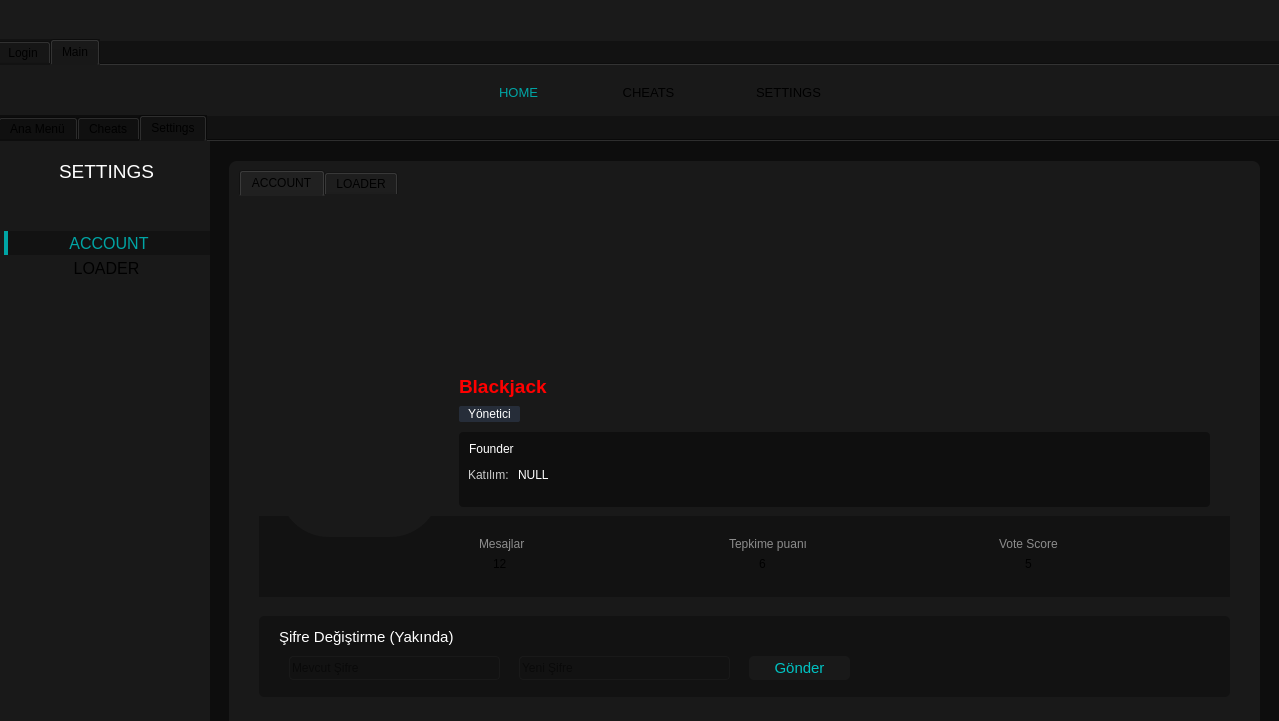
The window that mainwindow.ui (blackjackss/LegendUI-Source-v2) describes before a commit, drawn with Qt 5.
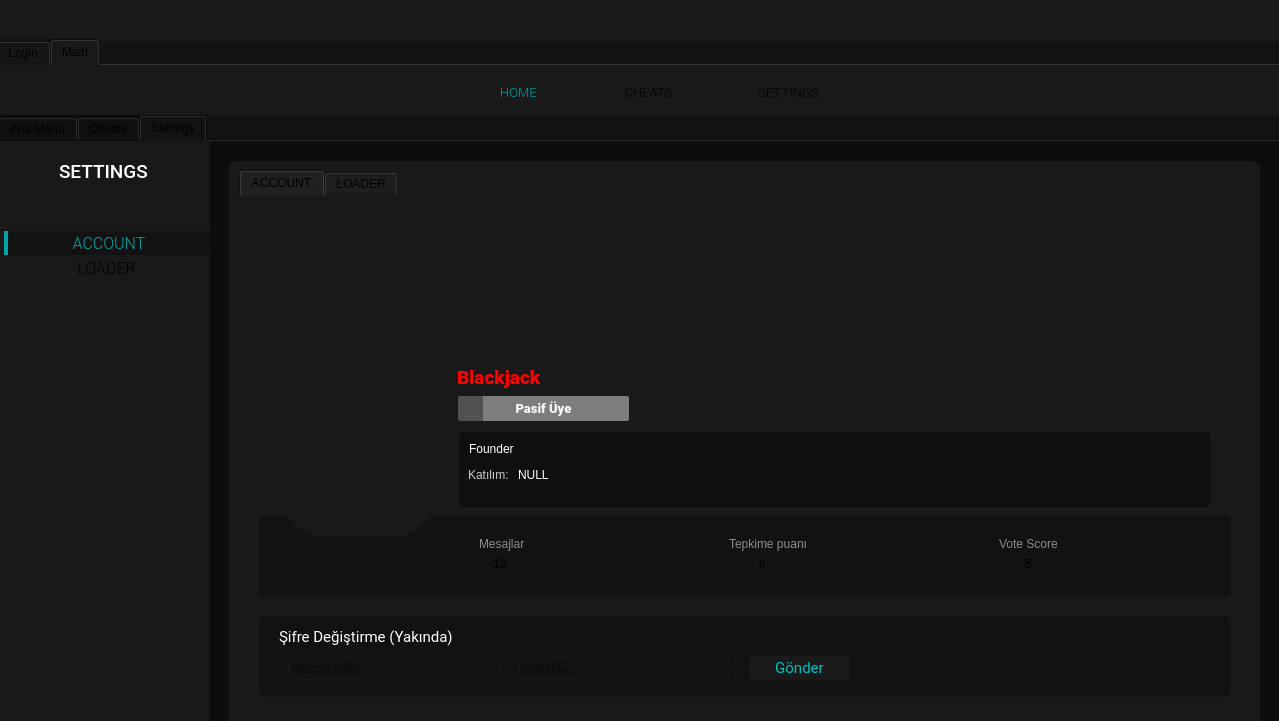
The same window after the commit. The open tabs and pages were chosen to show the change. Icons and pictures are not drawn. Custom widgets are drawn as their Qt base class.

What changed in the file:
```diff
--- a/mainwindow.ui
+++ b/mainwindow.ui
@@ -238,6 +238,7 @@
         </property>
         <property name="font">
          <font>
+          <family>Roboto Medium</family>
           <pointsize>16</pointsize>
           <bold>false</bold>
          </font>
@@ -275,7 +276,7 @@
         </property>
         <property name="font">
          <font>
-          <bold>false</bold>
+          <family>Roboto Light</family>
          </font>
         </property>
         <property name="styleSheet">
@@ -303,6 +304,7 @@
         </property>
         <property name="font">
          <font>
+          <family>Roboto Light</family>
           <bold>false</bold>
          </font>
         </property>
@@ -334,7 +336,7 @@
         </property>
         <property name="font">
          <font>
-          <bold>false</bold>
+          <family>Roboto Medium</family>
          </font>
         </property>
         <property name="styleSheet">
@@ -363,6 +365,7 @@
         </property>
         <property name="font">
          <font>
+          <family>Roboto Medium</family>
           <bold>false</bold>
           <underline>true</underline>
          </font>
@@ -390,6 +393,7 @@
         </property>
         <property name="font">
          <font>
+          <family>Roboto Black</family>
           <pointsize>12</pointsize>
           <bold>true</bold>
          </font>
@@ -432,6 +436,7 @@
         </property>
         <property name="font">
          <font>
+          <family>Roboto Medium</family>
           <pointsize>9</pointsize>
           <bold>false</bold>
           <underline>true</underline>
@@ -477,6 +482,7 @@
        </property>
        <property name="font">
         <font>
+         <family>Roboto Light</family>
          <pointsize>10</pointsize>
          <italic>false</italic>
         </font>
@@ -499,6 +505,7 @@
        </property>
        <property name="font">
         <font>
+         <family>Roboto Light</family>
          <pointsize>10</pointsize>
         </font>
        </property>
@@ -522,6 +529,7 @@
        </property>
        <property name="font">
         <font>
+         <family>Roboto Light</family>
          <pointsize>10</pointsize>
         </font>
        </property>
@@ -554,7 +562,7 @@
        <enum>QTabWidget::Rounded</enum>
       </property>
       <property name="currentIndex">
-       <number>0</number>
+       <number>1</number>
       </property>
       <property name="tabBarAutoHide">
        <bool>true</bool>
@@ -606,8 +614,9 @@
          </property>
          <property name="font">
           <font>
+           <family>Roboto Medium</family>
            <pointsize>14</pointsize>
-           <bold>true</bold>
+           <bold>false</bold>
           </font>
          </property>
          <property name="styleSheet">
@@ -628,6 +637,7 @@
          </property>
          <property name="font">
           <font>
+           <family>Roboto Light</family>
            <pointsize>11</pointsize>
           </font>
          </property>
@@ -652,6 +662,7 @@
          </property>
          <property name="font">
           <font>
+           <family>Roboto Light</family>
            <pointsize>11</pointsize>
           </font>
          </property>
@@ -673,6 +684,7 @@
          </property>
          <property name="font">
           <font>
+           <family>Roboto Light</family>
            <pointsize>11</pointsize>
           </font>
          </property>
@@ -694,6 +706,7 @@
          </property>
          <property name="font">
           <font>
+           <family>Roboto Light</family>
            <pointsize>11</pointsize>
           </font>
          </property>
@@ -716,6 +729,7 @@
         </property>
         <property name="font">
          <font>
+          <family>Roboto Light</family>
           <pointsize>20</pointsize>
           <bold>false</bold>
          </font>
@@ -744,6 +758,7 @@
         </property>
         <property name="font">
          <font>
+          <family>Roboto Light</family>
           <pointsize>20</pointsize>
          </font>
         </property>
@@ -888,6 +903,9 @@
          <property name="alignment">
           <set>Qt::AlignJustify|Qt::AlignTop</set>
          </property>
+         <property name="margin">
+          <number>-355</number>
+         </property>
          <property name="indent">
           <number>-1</number>
          </property>
@@ -918,6 +936,7 @@
           </property>
           <property name="font">
            <font>
+            <family>Roboto Medium</family>
             <pointsize>14</pointsize>
             <bold>false</bold>
            </font>
@@ -1014,6 +1033,7 @@
           </property>
           <property name="font">
            <font>
+            <family>Roboto Light</family>
             <pointsize>10</pointsize>
            </font>
           </property>
@@ -1035,7 +1055,9 @@
            </rect>
           </property>
           <property name="font">
-           <font/>
+           <font>
+            <family>Roboto Light</family>
+           </font>
           </property>
           <property name="styleSheet">
            <string notr="true">color: #909293;
@@ -1056,6 +1078,7 @@
           </property>
           <property name="font">
            <font>
+            <family>Roboto Light</family>
             <pointsize>10</pointsize>
            </font>
           </property>
@@ -1077,7 +1100,9 @@
            </rect>
           </property>
           <property name="font">
-           <font/>
+           <font>
+            <family>Roboto Light</family>
+           </font>
           </property>
           <property name="styleSheet">
            <string notr="true">color: rgb(75, 255, 55);
@@ -1209,6 +1234,7 @@
           </property>
           <property name="font">
            <font>
+            <family>Roboto Medium</family>
             <pointsize>11</pointsize>
             <bold>false</bold>
            </font>
@@ -1245,6 +1271,7 @@
           </property>
           <property name="font">
            <font>
+            <family>Roboto Medium</family>
             <pointsize>10</pointsize>
             <bold>false</bold>
            </font>
@@ -1273,7 +1300,7 @@
          <property name="geometry">
           <rect>
            <x>0</x>
-           <y>-30</y>
+           <y>0</y>
            <width>951</width>
            <height>591</height>
           </rect>
@@ -1306,6 +1333,7 @@
          </property>
          <property name="font">
           <font>
+           <family>Roboto Medium</family>
            <pointsize>18</pointsize>
            <bold>false</bold>
           </font>
@@ -1347,6 +1375,7 @@
          </property>
          <property name="font">
           <font>
+           <family>Roboto Medium</family>
            <pointsize>14</pointsize>
            <bold>false</bold>
           </font>
@@ -1369,6 +1398,7 @@
          </property>
          <property name="font">
           <font>
+           <family>Roboto Light</family>
            <pointsize>12</pointsize>
            <bold>false</bold>
           </font>
@@ -1393,6 +1423,7 @@
          </property>
          <property name="font">
           <font>
+           <family>Roboto Light</family>
            <pointsize>12</pointsize>
            <bold>false</bold>
           </font>
@@ -1594,6 +1625,9 @@
            <property name="text">
             <string/>
            </property>
+           <property name="pixmap">
+            <pixmap resource="darkstyle.qrc">:/darkstyle/lgns.png</pixmap>
+           </property>
            <property name="scaledContents">
             <bool>true</bool>
            </property>
@@ -1601,14 +1635,15 @@
           <widget class="QLabel" name="label_2">
            <property name="geometry">
             <rect>
-             <x>220</x>
-             <y>175</y>
-             <width>91</width>
+             <x>218</x>
+             <y>166</y>
+             <width>191</width>
              <height>31</height>
             </rect>
            </property>
            <property name="font">
             <font>
+             <family>Roboto Black</family>
              <pointsize>14</pointsize>
              <bold>true</bold>
             </font>
@@ -1622,27 +1657,34 @@
             <string>Blackjack</string>
            </property>
           </widget>
-          <widget class="QLabel" name="label_3">
+          <widget class="QLabel" name="rank_label">
            <property name="geometry">
             <rect>
-             <x>220</x>
-             <y>210</y>
-             <width>61</width>
-             <height>16</height>
+             <x>219</x>
+             <y>200</y>
+             <width>171</width>
+             <height>25</height>
             </rect>
            </property>
            <property name="font">
-            <font/>
+            <font>
+             <family>Roboto Black</family>
+             <pointsize>10</pointsize>
+             <bold>true</bold>
+            </font>
            </property>
            <property name="styleSheet">
-            <string notr="true">padding: 1px 6px;text-align: center;color: #fff;
-    background: #262d39;
+            <string notr="true">padding: 1px 6px;text-align: center;color: #fafafa;
+    background: #7D7D7D;
     border-color: #3a4558;
     border-color: transparent;
 border-radius:2px;</string>
            </property>
            <property name="text">
-            <string>Yönetici</string>
+            <string>Pasif Üye</string>
+           </property>
+           <property name="alignment">
+            <set>Qt::AlignCenter</set>
            </property>
           </widget>
           <widget class="QWidget" name="widget_3" native="true">
@@ -1750,6 +1792,7 @@
             </property>
             <property name="font">
              <font>
+              <family>Roboto</family>
               <pointsize>11</pointsize>
               <bold>false</bold>
              </font>
@@ -1771,7 +1814,9 @@
              </rect>
             </property>
             <property name="font">
-             <font/>
+             <font>
+              <family>Roboto Light</family>
+             </font>
             </property>
             <property name="styleSheet">
              <string notr="true">border:1px solid #191919;border-radius:4px;</string>
@@ -1797,6 +1842,7 @@
             </property>
             <property name="font">
              <font>
+              <family>Roboto Light</family>
               <bold>false</bold>
              </font>
             </property>
@@ -1824,6 +1870,7 @@
             </property>
             <property name="font">
              <font>
+              <family>Roboto</family>
               <pointsize>11</pointsize>
               <bold>false</bold>
              </font>
@@ -1839,6 +1886,40 @@
             </property>
            </widget>
           </widget>
+          <widget class="QWidget" name="widget_16" native="true">
+           <property name="geometry">
+            <rect>
+             <x>219</x>
+             <y>200</y>
+             <width>25</width>
+             <height>25</height>
+            </rect>
+           </property>
+           <property name="styleSheet">
+            <string notr="true">
+background-color:rgba(0, 0, 0, 90);
+border-radius:  15px ;</string>
+           </property>
+           <widget class="QLabel" name="rank_logo">
+            <property name="geometry">
+             <rect>
+              <x>0</x>
+              <y>0</y>
+              <width>25</width>
+              <height>25</height>
+             </rect>
+            </property>
+            <property name="styleSheet">
+             <string notr="true">background-color: rgba(255, 255, 255, 0);</string>
+            </property>
+            <property name="text">
+             <string/>
+            </property>
+            <property name="alignment">
+             <set>Qt::AlignCenter</set>
+            </property>
+           </widget>
+          </widget>
          </widget>
          <widget class="QWidget" name="loaderTab">
           <attribute name="title">
```
